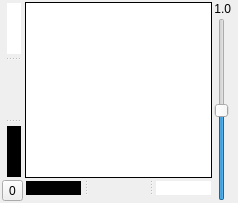
Before: the Qt Designer form src/GammaLevelsDialog.ui in markus-wa/glmixer-mirror, drawn with Qt 5.
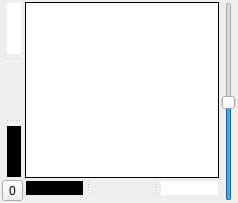
After: the same form once the commit is applied. Icons and pictures are not drawn.

Commit message: Bug fix in clone source log. Improvements in GammaWidget interaction (replaced slider by direct plot manipulation). Various fixes in management of GLMixer static singleton instance.

What changed in the file:
```diff
--- a/src/GammaLevelsDialog.ui
+++ b/src/GammaLevelsDialog.ui
@@ -255,33 +255,6 @@
     </layout>
    </item>
    <item>
-    <layout class="QVBoxLayout" name="verticalLayout">
-     <item>
-      <widget class="QLabel" name="gammaText">
-       <property name="sizePolicy">
-        <sizepolicy hsizetype="Fixed" vsizetype="Preferred">
-         <horstretch>0</horstretch>
-         <verstretch>0</verstretch>
-        </sizepolicy>
-       </property>
-       <property name="layoutDirection">
-        <enum>Qt::RightToLeft</enum>
-       </property>
-       <property name="text">
-        <string>1.0</string>
-       </property>
-       <property name="textFormat">
-        <enum>Qt::PlainText</enum>
-       </property>
-       <property name="alignment">
-        <set>Qt::AlignRight|Qt::AlignTrailing|Qt::AlignVCenter</set>
-       </property>
-       <property name="indent">
-        <number>5</number>
-       </property>
-      </widget>
-     </item>
-     <item>
       <widget class="QSlider" name="gammaSlider">
        <property name="toolTip">
         <string>Gamma factor</string>
@@ -305,8 +278,6 @@
         <enum>Qt::Vertical</enum>
        </property>
       </widget>
-     </item>
-    </layout>
    </item>
   </layout>
  </widget>
```
Lines whose indentation alone changed are shown as unchanged. The commit also changes 7 other files.
